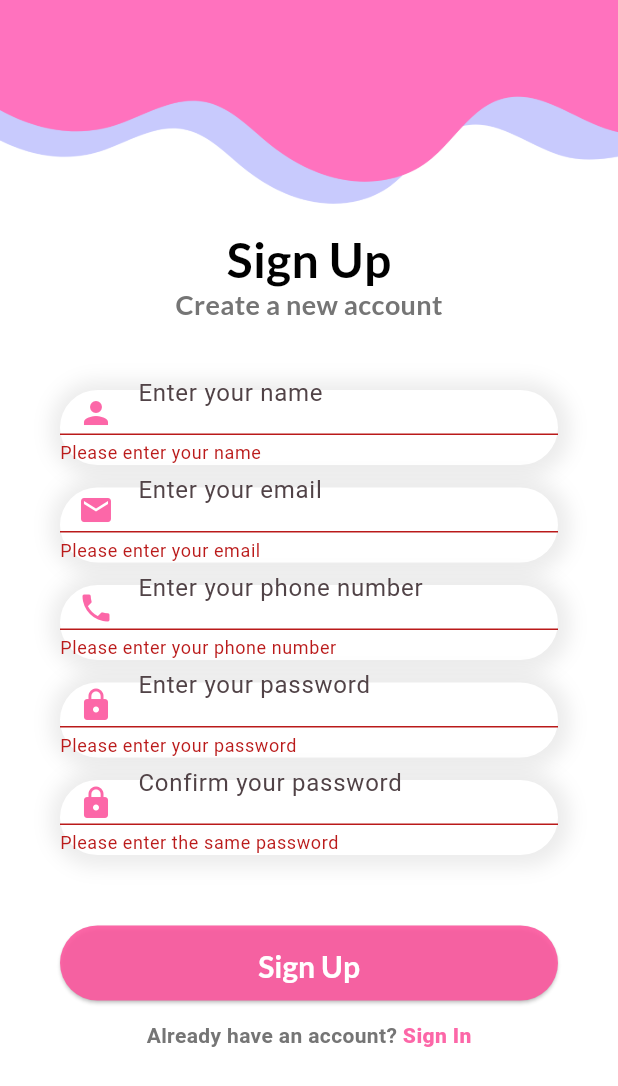
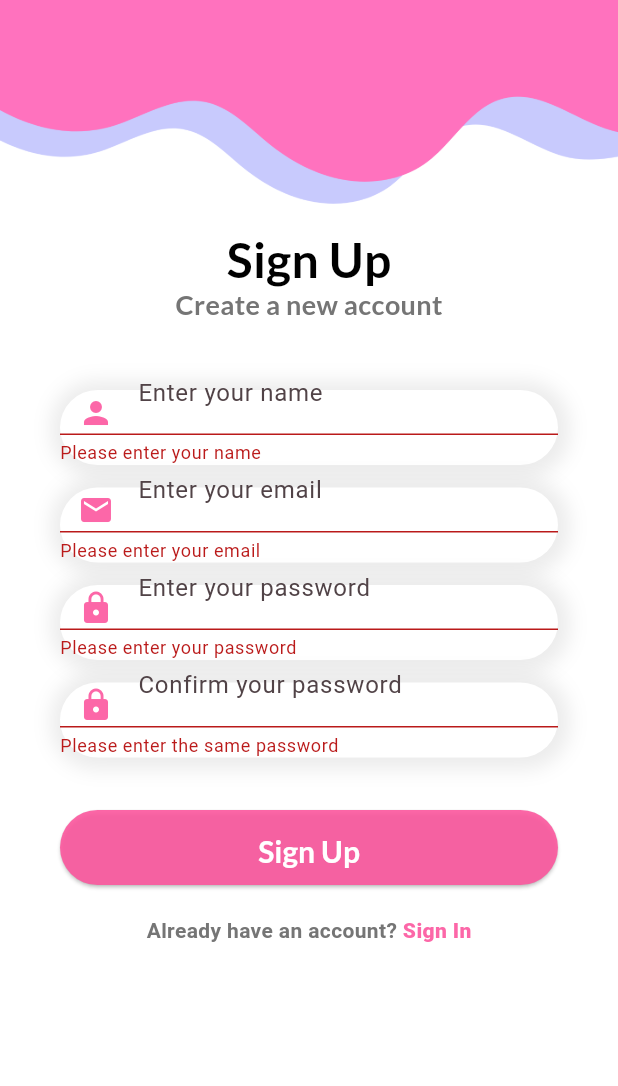
Before and after one commit to Tiarasekarsini/067_AloAnimal, a Flutter app: the SignUp screen opened directly, after a tap on "Sign Up", on a phone screen of 412 x 824 dp. Shown: the top 1086 px of the screen. Run offline on Flutter 3.47's test engine with Material 2 defaults, Android fonts, the phone set to English and light mode, and no system bars; our stand-ins replace awesome_dialog, cloud_firestore, firebase_auth, firebase_core, fluttertoast, google_fonts and 1 more; accounts and stored records are empty.

Commit message:
adding value user for field role in rolebase_controller and update view sign up

```diff
--- a/lib/view/adminPage/admin_page.dart
+++ b/lib/view/admin/admin_page.dart
@@ -1,6 +1,6 @@
 import 'package:aloanimal/controller/rolebase_controller.dart';
-import 'package:aloanimal/view/adminPage/diagnosis_admin.dart';
-import 'package:aloanimal/view/adminPage/feedback1/feedback1.dart';
+import 'package:aloanimal/view/admin/diagnosis_admin.dart';
+import 'package:aloanimal/view/admin/feedback1/feedback1.dart';
 
 import 'package:aloanimal/view/sign_in.dart';
 import 'package:flutter/foundation.dart';
--- a/lib/view/adminPage/diagnosis_admin.dart
+++ b/lib/view/admin/diagnosis_admin.dart
@@ -1,5 +1,5 @@
 import 'package:aloanimal/controller/diagnosis_controller.dart';
-import 'package:aloanimal/view/adminPage/admin_page.dart';
+import 'package:aloanimal/view/admin/admin_page.dart';
 
 import 'package:cloud_firestore/cloud_firestore.dart';
 import 'package:flutter/material.dart';
--- a/lib/view/adminPage/feedback1/add_feedback1.dart
+++ b/lib/view/admin/feedback1/add_feedback1.dart
@@ -1,7 +1,7 @@
 import 'package:aloanimal/controller/feedback1_controller.dart';
 import 'package:aloanimal/model/feedback1_model.dart';
-import 'package:aloanimal/view/adminPage/admin_page.dart';
-import 'package:aloanimal/view/adminPage/feedback1/feedback1.dart';
+import 'package:aloanimal/view/admin/admin_page.dart';
+import 'package:aloanimal/view/admin/feedback1/feedback1.dart';
 import 'package:flutter/material.dart';
 import 'package:google_fonts/google_fonts.dart';
 
--- a/lib/view/adminPage/feedback1/edit_feedback1.dart
+++ b/lib/view/admin/feedback1/edit_feedback1.dart
@@ -1,7 +1,7 @@
 import 'package:aloanimal/controller/feedback1_controller.dart';
 import 'package:aloanimal/model/feedback1_model.dart';
-import 'package:aloanimal/view/adminPage/admin_page.dart';
-import 'package:aloanimal/view/adminPage/feedback1/feedback1.dart';
+import 'package:aloanimal/view/admin/admin_page.dart';
+import 'package:aloanimal/view/admin/feedback1/feedback1.dart';
 import 'package:flutter/material.dart';
 import 'package:google_fonts/google_fonts.dart';
 
--- a/lib/view/adminPage/feedback1/feedback1.dart
+++ b/lib/view/admin/feedback1/feedback1.dart
@@ -1,7 +1,7 @@
 import 'package:aloanimal/controller/feedback1_controller.dart';
-import 'package:aloanimal/view/adminPage/admin_page.dart';
-import 'package:aloanimal/view/adminPage/feedback1/add_feedback1.dart';
-import 'package:aloanimal/view/adminPage/feedback1/edit_feedback1.dart';
+import 'package:aloanimal/view/admin/admin_page.dart';
+import 'package:aloanimal/view/admin/feedback1/add_feedback1.dart';
+import 'package:aloanimal/view/admin/feedback1/edit_feedback1.dart';
 
 import 'package:cloud_firestore/cloud_firestore.dart';
 import 'package:flutter/material.dart';
--- a/lib/view/sign_up.dart
+++ b/lib/view/sign_up.dart
@@ -143,44 +143,6 @@ class SignUp extends StatelessWidget {
                                 color: Colors.grey.withOpacity(0.2))
                           ]),
                       child: TextFormField(
-                        decoration: InputDecoration(
-                            hintText: "Enter your phone number",
-                            prefixIcon: const Icon(
-                              Icons.phone,
-                              color: Color.fromARGB(230, 252, 87, 158),
-                            ),
-                            focusedBorder: const OutlineInputBorder(
-                                borderSide: BorderSide(
-                                    color: Colors.white, width: 1.0)),
-                            enabledBorder: OutlineInputBorder(
-                                borderRadius: BorderRadius.circular(30),
-                                borderSide: const BorderSide(
-                                    color: Colors.white, width: 1.0))),
-                        validator: (value) {
-                          if (value == null || value.isEmpty) {
-                            return "Please enter your phone number";
-                          }
-                          return null;
-                        },
-                        onChanged: (value) {
-                          phone = value;
-                        },
-                      )),
-                  Container(
-                      height: 50,
-                      margin:
-                          const EdgeInsets.only(top: 455, left: 40, right: 40),
-                      decoration: BoxDecoration(
-                          color: Colors.white,
-                          borderRadius: BorderRadius.circular(30),
-                          boxShadow: [
-                            BoxShadow(
-                                spreadRadius: 7,
-                                blurRadius: 10,
-                                offset: Offset(1, 1),
-                                color: Colors.grey.withOpacity(0.2))
-                          ]),
-                      child: TextFormField(
                         controller: _passwordController,
                         obscureText: true,
                         decoration: InputDecoration(
@@ -211,7 +173,7 @@ class SignUp extends StatelessWidget {
                   Container(
                       height: 50,
                       margin:
-                          const EdgeInsets.only(top: 520, left: 40, right: 40),
+                          const EdgeInsets.only(top: 455, left: 40, right: 40),
                       decoration: BoxDecoration(
                           color: Colors.white,
                           borderRadius: BorderRadius.circular(30),
@@ -251,14 +213,17 @@ class SignUp extends StatelessWidget {
                       )),
                   Container(
                       padding:
-                          const EdgeInsets.only(top: 617, left: 40, right: 40),
+                          const EdgeInsets.only(top: 540, left: 40, right: 40),
                       child: ElevatedButton(
                           onPressed: () async {
                             if (_formKey.currentState!.validate()) {
                               UserModel? registerUser =
                                   await rolebaseConntroller
-                                      .registerWithEmailAndPassword(email!,
-                                          namaPawrent!, phone!, password!);
+                                      .registerWithEmailAndPassword(
+                                email!,
+                                namaPawrent!,
+                                password!,
+                              );
                               if (registerUser != null) {
                                 showDialog(
                                   context: context,
@@ -343,7 +308,7 @@ class SignUp extends StatelessWidget {
                                 height: 152 / 100,
                               )))),
                   Container(
-                    margin: const EdgeInsets.only(top: 680),
+                    margin: const EdgeInsets.only(top: 610),
                     alignment: Alignment.center,
                     child: Column(children: [
                       Text.rich(TextSpan(
```
Also changed, not shown: lib/controller/rolebase_controller.dart (+9 -2 lines), lib/view/sign_in.dart (+9 -6 lines).
